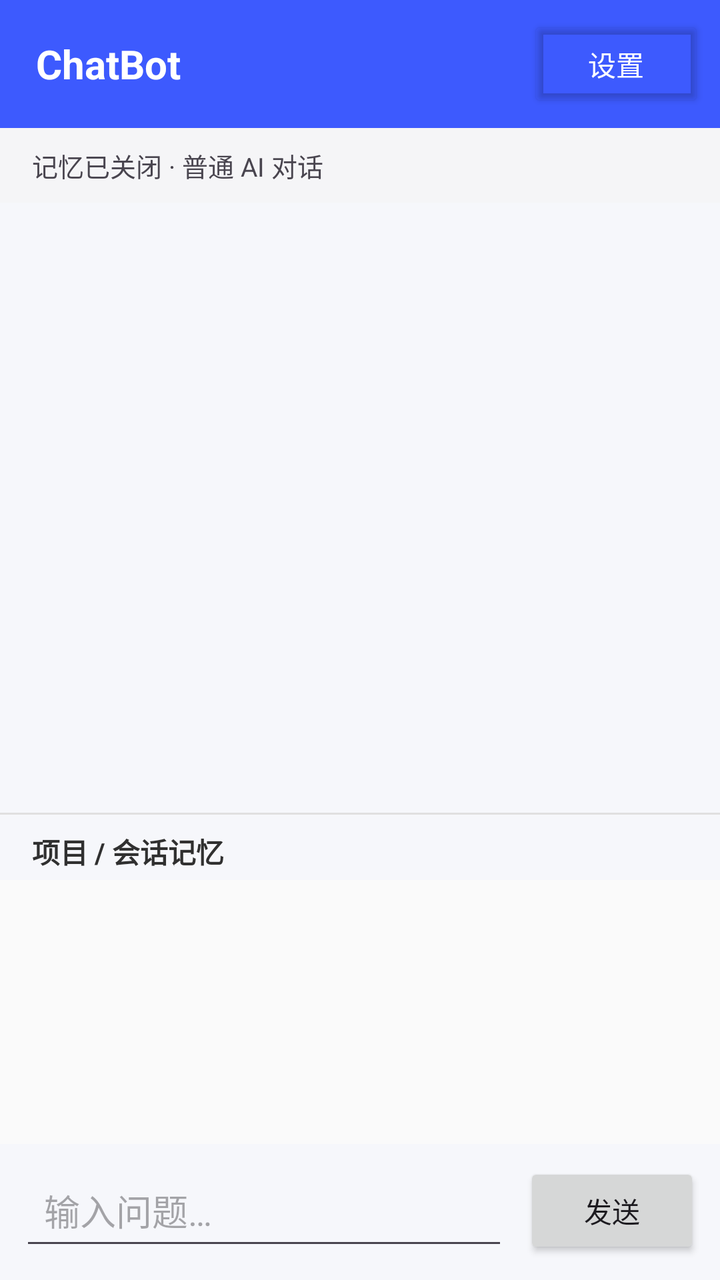
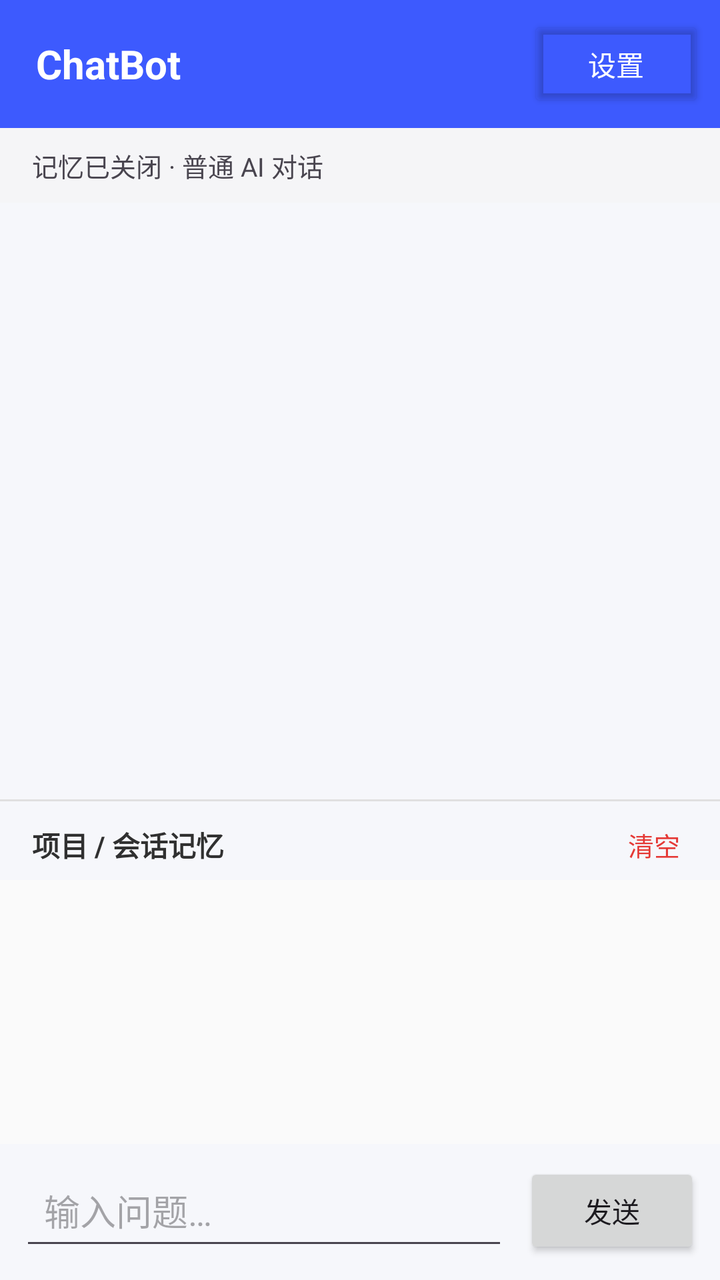

Compare the two renders of this Android layout. The source of the first and the diff that turns it into the second are given below.
<!-- AndroidManifest.xml: application theme Theme.OSMemory -->
<!-- res/layout/phase3_chat_activity.xml -->
<?xml version="1.0" encoding="utf-8"?>
<LinearLayout xmlns:android="http://schemas.android.com/apk/res/android"
    android:id="@+id/p3_chat_root"
    android:layout_width="match_parent"
    android:layout_height="match_parent"
    android:fitsSystemWindows="true"
    android:orientation="vertical">

    <LinearLayout
        android:layout_width="match_parent"
        android:layout_height="?attr/actionBarSize"
        android:background="?attr/colorPrimary"
        android:gravity="center_vertical"
        android:orientation="horizontal"
        android:paddingStart="18dp"
        android:paddingEnd="8dp">

        <TextView
            android:layout_width="0dp"
            android:layout_height="wrap_content"
            android:layout_weight="1"
            android:text="ChatBot"
            android:textColor="#FFFFFFFF"
            android:textSize="20sp"
            android:textStyle="bold" />

        <Button
            android:id="@+id/p3_chat_settings"
            android:layout_width="wrap_content"
            android:layout_height="wrap_content"
            android:backgroundTint="@android:color/transparent"
            android:text="设置"
            android:textColor="#FFFFFFFF" />
    </LinearLayout>

    <TextView
        android:id="@+id/p3_chat_memory_mode"
        android:layout_width="match_parent"
        android:layout_height="wrap_content"
        android:background="#FFF5F5F7"
        android:paddingStart="16dp"
        android:paddingTop="9dp"
        android:paddingEnd="16dp"
        android:paddingBottom="9dp"
        android:text="记忆已关闭 · 普通 AI 对话"
        android:textSize="13sp" />

    <ScrollView
        android:id="@+id/p3_chat_conversation_scroll"
        android:layout_width="match_parent"
        android:layout_height="0dp"
        android:layout_weight="1"
        android:clipToPadding="false"
        android:fillViewport="true"
        android:padding="12dp">

        <LinearLayout
            android:id="@+id/p3_chat_conversation_container"
            android:layout_width="match_parent"
            android:layout_height="wrap_content"
            android:orientation="vertical" />
    </ScrollView>

    <View
        android:layout_width="match_parent"
        android:layout_height="1dp"
        android:background="#FFE0E0E0" />

    <TextView
        android:layout_width="match_parent"
        android:layout_height="wrap_content"
        android:paddingStart="16dp"
        android:paddingTop="8dp"
        android:paddingEnd="16dp"
        android:paddingBottom="4dp"
        android:text="项目 / 会话记忆"
        android:textColor="#FF303030"
        android:textSize="14sp"
        android:textStyle="bold" />

    <ScrollView
        android:id="@+id/p3_chat_project_memory_scroll"
        android:layout_width="match_parent"
        android:layout_height="132dp"
        android:background="#FFFAFAFA"
        android:fillViewport="true">

        <LinearLayout
            android:id="@+id/p3_chat_project_memory_container"
            android:layout_width="match_parent"
            android:layout_height="wrap_content"
            android:orientation="vertical" />
    </ScrollView>

    <LinearLayout
        android:layout_width="match_parent"
        android:layout_height="wrap_content"
        android:gravity="bottom"
        android:orientation="horizontal"
        android:padding="10dp">

        <EditText
            android:id="@+id/p3_chat_input"
            android:layout_width="0dp"
            android:layout_height="wrap_content"
            android:layout_weight="1"
            android:gravity="top|start"
            android:hint="输入问题…"
            android:imeOptions="actionSend"
            android:inputType="textCapSentences|textMultiLine"
            android:maxLines="4"
            android:minHeight="48dp"
            android:paddingStart="12dp"
            android:paddingEnd="12dp" />

        <Button
            android:id="@+id/p3_chat_send"
            android:layout_width="wrap_content"
            android:layout_height="48dp"
            android:layout_marginStart="8dp"
            android:text="发送" />
    </LinearLayout>

</LinearLayout>
<!-- resources referenced by this layout -->
<resources>
  <style name="Theme.OSMemory" parent="Base.Theme.OSMemory" />
  <style name="Base.Theme.OSMemory" parent="Theme.Material3.DayNight.NoActionBar">
          <item name="colorPrimary">@color/brand_primary</item>
          <item name="colorOnPrimary">@color/white</item>
          <item name="colorSecondary">@color/brand_secondary</item>
          <item name="colorOnSecondary">@color/white</item>
          <item name="colorTertiary">@color/brand_tertiary</item>
          <item name="android:colorBackground">@color/brand_background</item>
          <item name="colorSurface">@color/brand_surface</item>
          <item name="colorOnSurface">@color/brand_on_surface</item>
          <item name="colorOutline">@color/brand_outline</item>
          <item name="android:statusBarColor">@color/brand_primary</item>
      </style>
  <color name="brand_primary">#3D5AFE</color>
  <color name="white">#FFFFFFFF</color>
  <color name="brand_secondary">#00897B</color>
  <color name="brand_tertiary">#7C4DFF</color>
  <color name="brand_background">#F6F7FB</color>
  <color name="brand_surface">#FFFFFF</color>
  <color name="brand_on_surface">#1B1C22</color>
  <color name="brand_outline">#E1E3EB</color>
</resources>

<!-- the commit's change to res/layout/phase3_chat_activity.xml (unified diff, before → after) -->
@@ -66,17 +66,37 @@
         android:layout_height="1dp"
         android:background="#FFE0E0E0" />
 
-    <TextView
+    <LinearLayout
         android:layout_width="match_parent"
         android:layout_height="wrap_content"
+        android:gravity="center_vertical"
+        android:orientation="horizontal"
         android:paddingStart="16dp"
         android:paddingTop="8dp"
         android:paddingEnd="16dp"
-        android:paddingBottom="4dp"
-        android:text="项目 / 会话记忆"
-        android:textColor="#FF303030"
-        android:textSize="14sp"
-        android:textStyle="bold" />
+        android:paddingBottom="4dp">
+
+        <TextView
+            android:layout_width="0dp"
+            android:layout_height="wrap_content"
+            android:layout_weight="1"
+            android:text="项目 / 会话记忆"
+            android:textColor="#FF303030"
+            android:textSize="14sp"
+            android:textStyle="bold" />
+
+        <TextView
+            android:id="@+id/p3_chat_project_memory_clear"
+            android:layout_width="wrap_content"
+            android:layout_height="wrap_content"
+            android:paddingStart="12dp"
+            android:paddingTop="4dp"
+            android:paddingEnd="4dp"
+            android:paddingBottom="4dp"
+            android:text="清空"
+            android:textColor="#FFE53935"
+            android:textSize="13sp" />
+    </LinearLayout>
 
     <ScrollView
         android:id="@+id/p3_chat_project_memory_scroll"
